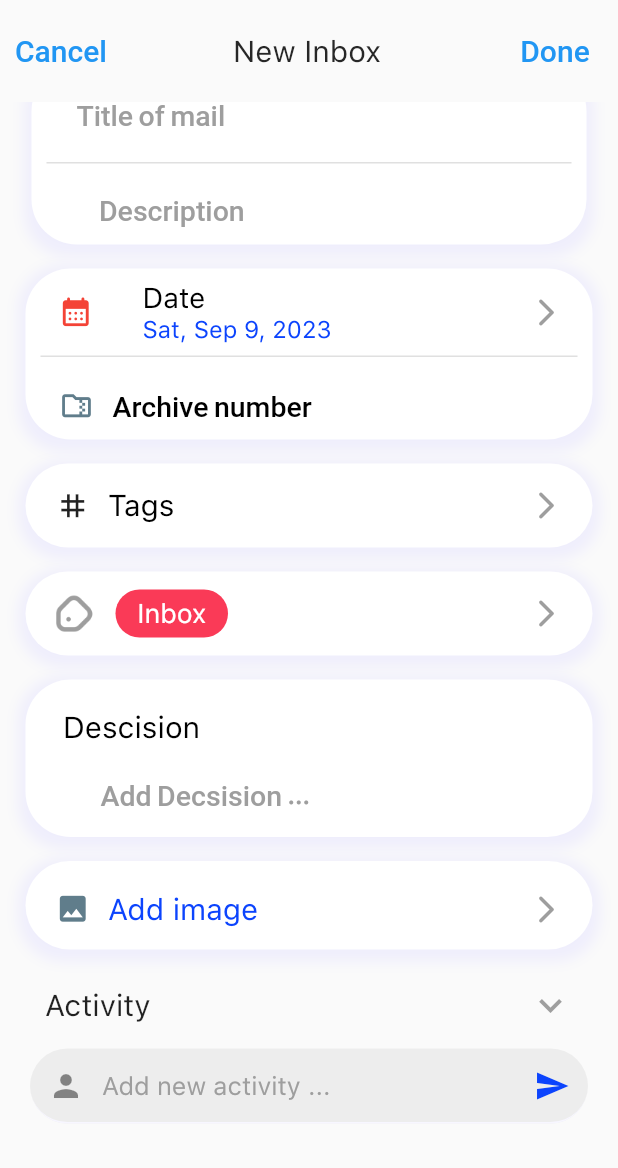
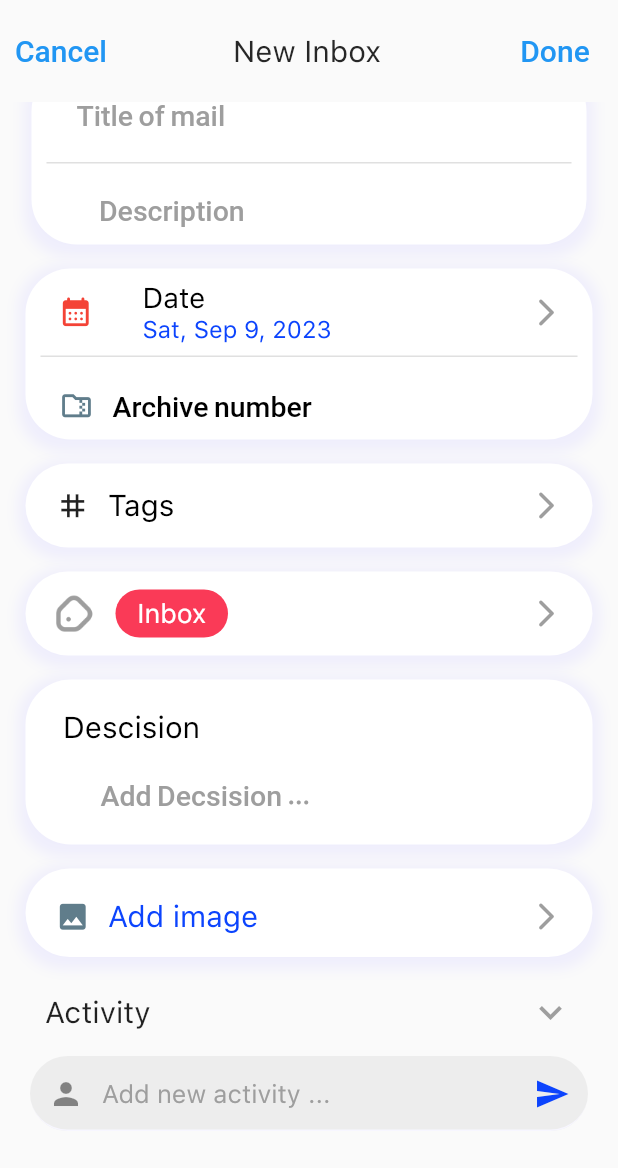
Before and after one commit to yehya-s-ashour/final_projectt, a Flutter app: the NewInboxBottomSheet widget shown alone on an empty page, opened directly, scrolled down 172 dp, on a phone screen of 412 x 824 dp. Shown: the top 1168 px of the screen. Run offline on Flutter 3.47's test engine with Material 2 defaults, Android fonts, the phone set to English and light mode, and no system bars; our stand-ins replace easy_localization, icons_plus, image_picker, shared_preferences; accounts and stored records are empty.

Commit message:
fixing new inbox sheet and status gridview

```diff
--- a/lib/Screens/sender_screen.dart
+++ b/lib/Screens/sender_screen.dart
@@ -156,8 +156,7 @@ class _SendersScreenState extends State<SendersScreen> {
               ),
               Expanded(
                 child: Padding(
-                  padding:
-                      const EdgeInsetsDirectional.only(top: 10.0, bottom: 30),
+                  padding: const EdgeInsetsDirectional.only(top: 10.0),
                   child: FutureBuilder(
                     future: senders,
                     builder: (context, snapshot) {
--- a/lib/core/widgets/new_inbox_button_sheet.dart
+++ b/lib/core/widgets/new_inbox_button_sheet.dart
@@ -1,5 +1,6 @@
 import 'dart:io';
 
+import 'package:final_projectt/Screens/home.dart';
 import 'package:final_projectt/Screens/main_screen.dart';
 import 'package:final_projectt/core/services/new_inbox_controller.dart';
 import 'package:final_projectt/core/services/user_controller.dart';
@@ -41,7 +42,7 @@ class _NewInboxBottomSheetState extends State<NewInboxBottomSheet> {
   late String category = 'Other';
 
   bool isValidationShown = false;
-  late Status selectedStatus = Status(
+  late SingleStatus selectedStatus = SingleStatus(
       id: 1,
       name: 'Inbox',
       color: '0xfffa3a57',
@@ -147,12 +148,12 @@ class _NewInboxBottomSheetState extends State<NewInboxBottomSheet> {
                         AnimatedContainer(
                           duration: Duration(milliseconds: 500),
                           width: 400,
-                          height: senderMobileCont.text.isEmpty
+                          height: senderNameCont.text.isEmpty
                               ? (!isValidationShown ? 140 : 155)
-                              : 200,
+                              : 230,
                           child: CustomWhiteBox(
                             width: 400,
-                            height: 200,
+                            height: 230,
                             child: SingleChildScrollView(
                               child: Column(
                                 children: [
@@ -446,7 +447,7 @@ class _NewInboxBottomSheetState extends State<NewInboxBottomSheet> {
                         GestureDetector(
                           onTap: () async {
                             final selectedStatus =
-                                await showModalBottomSheet<Status>(
+                                await showModalBottomSheet<SingleStatus>(
                               clipBehavior: Clip.hardEdge,
                               isScrollControlled: true,
                               context: context,
@@ -541,7 +542,7 @@ class _NewInboxBottomSheetState extends State<NewInboxBottomSheet> {
                         ),
                         CustomWhiteBox(
                           width: 378,
-                          height: 105,
+                          height: 110,
                           child: Column(
                             crossAxisAlignment: CrossAxisAlignment.start,
                             children: [
--- a/lib/core/widgets/senders_bottom_sheet.dart
+++ b/lib/core/widgets/senders_bottom_sheet.dart
@@ -90,8 +90,7 @@ class _SendersBottomSheetState extends State<SendersBottomSheet> {
             ),
             Expanded(
               child: Padding(
-                padding:
-                    const EdgeInsetsDirectional.only(top: 10.0, bottom: 30),
+                padding: const EdgeInsetsDirectional.only(top: 10.0),
                 child: FutureBuilder(
                   future: senders,
                   builder: (context, snapshot) {
--- a/lib/core/widgets/status_bottom_sheet.dart
+++ b/lib/core/widgets/status_bottom_sheet.dart
@@ -13,7 +13,7 @@ class StatusesBottomSheet extends StatefulWidget {
 
 class _StatusesBottomSheetState extends State<StatusesBottomSheet> {
   int selectedIndex = 0;
-  late Status SelectedStatus = Status(
+  late SingleStatus SelectedStatus = SingleStatus(
       id: 0,
       name: 'Inbox',
       color: '0xfffa3a57',
--- a/lib/models/status_model.dart
+++ b/lib/models/status_model.dart
@@ -10,7 +10,7 @@ StatusesesModel statusesesFromJson(String str) =>
 String statusesesToJson(StatusesesModel data) => json.encode(data.toJson());
 
 class StatusesesModel {
-  List<Status>? statuses;
+  List<SingleStatus>? statuses;
 
   StatusesesModel({
     this.statuses,
@@ -20,8 +20,8 @@ class StatusesesModel {
       StatusesesModel(
         statuses: json["statuses"] == null
             ? []
-            : List<Status>.from(
-                json["statuses"]!.map((x) => Status.fromJson(x))),
+            : List<SingleStatus>.from(
+                json["statuses"]!.map((x) => SingleStatus.fromJson(x))),
       );
 
   Map<String, dynamic> toJson() => {
@@ -31,7 +31,7 @@ class StatusesesModel {
       };
 }
 
-class Status {
+class SingleStatus {
   int? id;
   String? name;
   String? color;
@@ -39,7 +39,7 @@ class Status {
   String? updatedAt;
   String? mailsCount;
 
-  Status({
+  SingleStatus({
     this.id,
     this.name,
     this.color,
@@ -48,7 +48,7 @@ class Status {
     this.mailsCount,
   });
 
-  factory Status.fromJson(Map<String, dynamic> json) => Status(
+  factory SingleStatus.fromJson(Map<String, dynamic> json) => SingleStatus(
         id: json["id"],
         name: json["name"],
         color: json["color"],
@@ -69,7 +69,6 @@ class Status {
 // To parse this JSON data, do
 //
 //     final status = statusFromJson(jsonString);
-
 
 StatusModel statusFromJson(String str) =>
     StatusModel.fromJson(json.decode(str));
--- a/lib/providers/new_inbox_provider.dart
+++ b/lib/providers/new_inbox_provider.dart
@@ -3,7 +3,6 @@ import 'package:image_picker/image_picker.dart';
 
 class NewInboxProvider extends ChangeNotifier {
   List<XFile?> imagesFiles = [];
-
   List<Map<String, dynamic>>? activites = [];
 
   late String archiveNumber;
--- a/lib/providers/status_provider.dart
+++ b/lib/providers/status_provider.dart
@@ -13,7 +13,9 @@ class StatuseProvider extends ChangeNotifier {
     _statusController = StatusController();
     getStatuseData();
   }
+
   ApiResponse<StatusesesModel> get statusedata => _dataStatuse;
+
   Future<void> getStatuseData() async {
     _dataStatuse = ApiResponse.loading('Loading');
     notifyListeners();
```
Also changed, not shown: lib/Screens/home.dart (+24 -17 lines).
